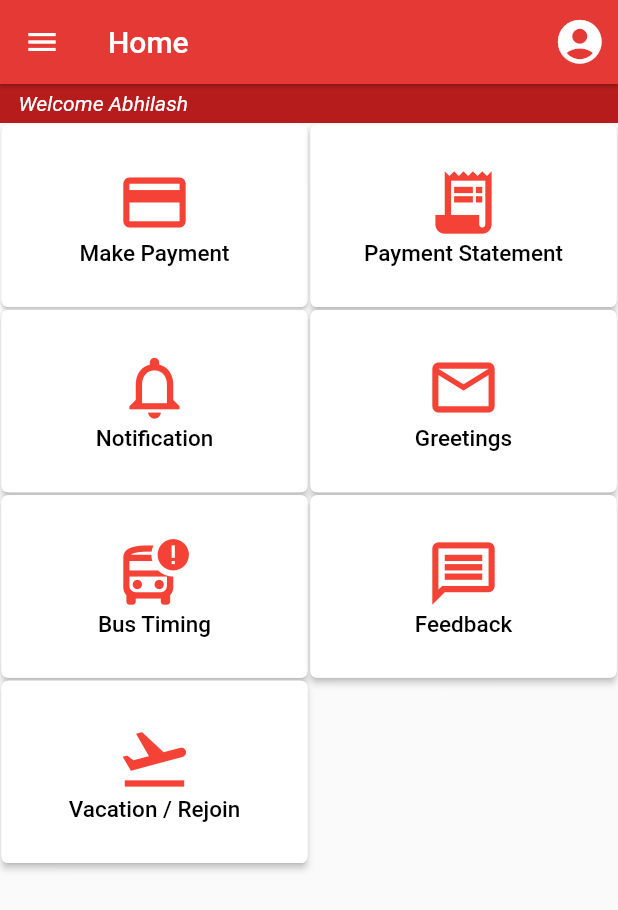
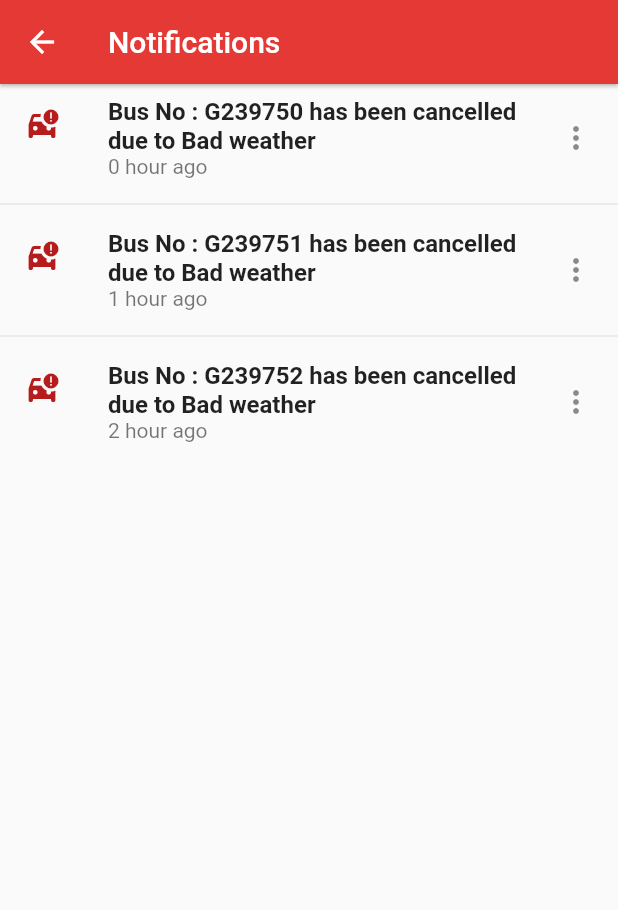
Before and after one commit to Shibili12/testproject, a Flutter app: the screen it shows after launch, after a tap on "Notification", on a phone screen of 412 x 824 dp. Shown: the top 910 px of the screen. Run offline on Flutter 3.47's test engine with Material 3 defaults, Android fonts, the phone set to English and light mode, and no system bars; our stand-ins replace font_awesome_flutter, google_fonts; missing offline and left inert: flutter_stripe, razorpay_flutter.

Commit message:
notification page created

```diff
--- /dev/null
+++ b/lib/payment App/notification_page.dart
@@ -0,0 +1,38 @@
+import 'package:flutter/material.dart';
+import 'package:testproject/payment%20App/theme%20components/Palette.dart';
+
+class Notificationpage extends StatefulWidget {
+  const Notificationpage({super.key});
+
+  @override
+  State<Notificationpage> createState() => _NotificationpageState();
+}
+
+class _NotificationpageState extends State<Notificationpage> {
+  @override
+  Widget build(BuildContext context) {
+    return Scaffold(
+      appBar: AppBar(
+        title: const Text("Notifications"),
+      ),
+      body: ListView.separated(
+        itemBuilder: (context, index) {
+          return ListTile(
+            title: Text(
+              "Bus No : G23975$index has been cancelled due to Bad weather",
+              style: TextStyle(fontWeight: FontWeight.bold),
+            ),
+            subtitle: Text("$index hour ago"),
+            leading: Icon(
+              Icons.car_crash,
+              color: Palette.ToDoDeepRed,
+            ),
+            trailing: Icon(Icons.more_vert),
+          );
+        },
+        separatorBuilder: (context, index) => const Divider(),
+        itemCount: 3,
+      ),
+    );
+  }
+}
```
Also changed, not shown: lib/payment App/HomePage.dart (+5 -12 lines).
